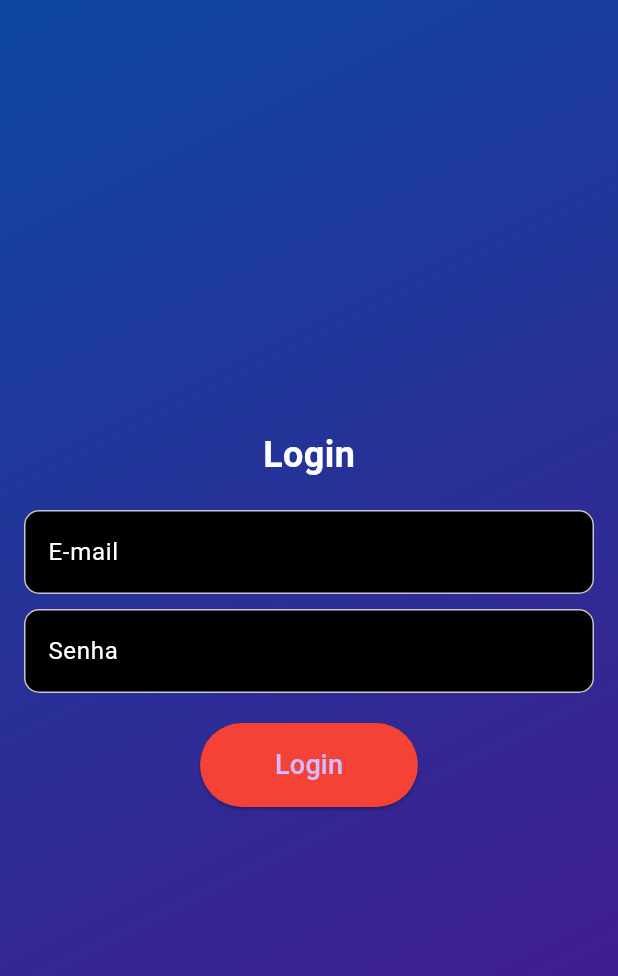
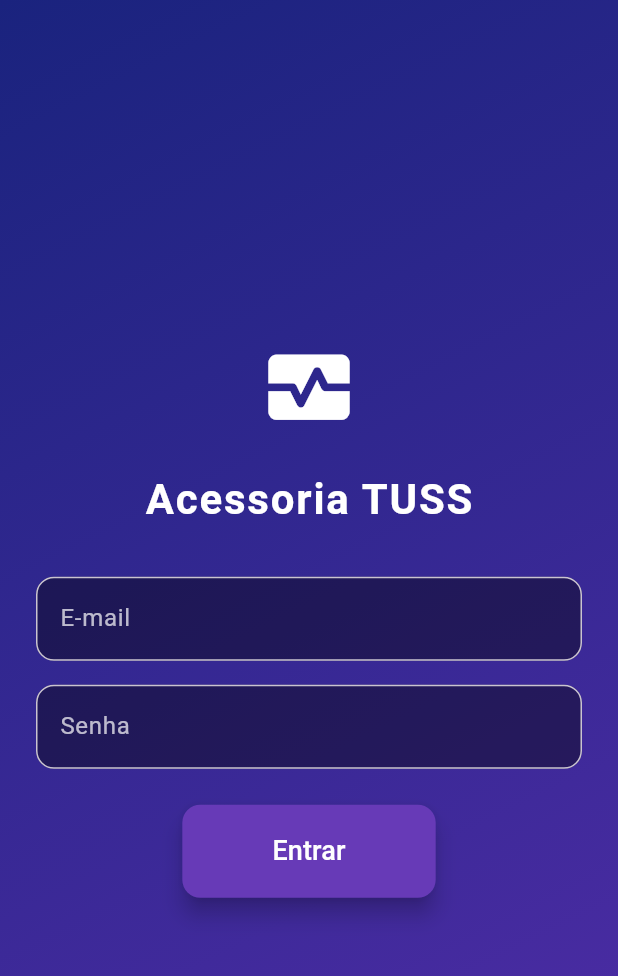
Before and after one commit to crisppi/mentoriaTuss, a Flutter app: the screen it shows after launch, on a phone screen of 412 x 824 dp. Shown: the top 976 px of the screen. Run offline on Flutter 3.47's test engine with Material 3 defaults, Android fonts, the light colour scheme and no system bars.

Commit message:
Atualiza tela de login com novo layout moderno

```diff
--- a/lib/main.dart
+++ b/lib/main.dart
@@ -1,6 +1,5 @@
 import 'package:flutter/material.dart';
 import 'dart:convert';
-import 'package:flutter/services.dart' show rootBundle;
 import 'package:http/http.dart' as http;
 
 void main() {
@@ -37,36 +36,20 @@ class _LoginScreenState extends State<LoginScreen> {
       );
       return;
     }
-    print("Enviando email=$email senha=$senha");
 
-    final url = Uri.parse('http://192.168.6.223/mentoriaTuss/login.php');
+    final url = Uri.parse('http://192.168.15.93/mentoriaPhp/login.php');
 
     try {
-      ScaffoldMessenger.of(context).showSnackBar(
-        SnackBar(content: Text("Conectando ao servidor...")),
-      );
-
       final response = await http.post(
-
         url,
-        body: {
-          'email': email,
-          'senha': senha,
-        },
+        headers: {'Content-Type': 'application/json'},
+        body: jsonEncode({'email': email, 'senha': senha}),
       );
 
       if (response.statusCode == 200) {
-        ScaffoldMessenger.of(context).showSnackBar(
-          SnackBar(content: Text("Conectado com o servidor.")),
-        );
-
         final data = jsonDecode(response.body);
 
         if (data['success'] == true) {
-          ScaffoldMessenger.of(context).showSnackBar(
-            SnackBar(content: Text("Conectado com o banco de dados.")),
-          );
-
           Navigator.push(
             context,
             MaterialPageRoute(builder: (context) => PesquisaTussScreen()),
@@ -89,7 +72,24 @@ class _LoginScreenState extends State<LoginScreen> {
     }
   }
 
-
+  Widget _buildTextField(TextEditingController controller, String label, bool isPassword) {
+    return TextField(
+      controller: controller,
+      obscureText: isPassword,
+      style: TextStyle(color: Colors.white),
+      decoration: InputDecoration(
+        labelText: label,
+        labelStyle: TextStyle(color: Colors.white70),
+        filled: true,
+        fillColor: Colors.black.withOpacity(0.4),
+        border: OutlineInputBorder(borderRadius: BorderRadius.circular(12)),
+        focusedBorder: OutlineInputBorder(
+          borderRadius: BorderRadius.circular(12),
+          borderSide: BorderSide(color: Colors.white),
+        ),
+      ),
+    );
+  }
 
   @override
   Widget build(BuildContext context) {
@@ -97,54 +97,44 @@ class _LoginScreenState extends State<LoginScreen> {
       body: Container(
         decoration: BoxDecoration(
           gradient: LinearGradient(
-            colors: [Colors.blue.shade900, Colors.purple.shade900],
+            colors: [Colors.indigo.shade900, Colors.deepPurple.shade700],
             begin: Alignment.topLeft,
             end: Alignment.bottomRight,
           ),
         ),
         child: Center(
-          child: Padding(
-            padding: const EdgeInsets.all(16.0),
+          child: SingleChildScrollView(
+            padding: EdgeInsets.all(24),
             child: Column(
               mainAxisAlignment: MainAxisAlignment.center,
               children: [
+                Icon(Icons.monitor_heart , size: 65, color: Colors.white),
+                SizedBox(height: 22),
                 Text(
-                  "Login",
-                  style: TextStyle(fontSize: 24, fontWeight: FontWeight.bold, color: Colors.white),
+                  "Acessoria TUSS",
+                  style: TextStyle(
+                    fontSize: 28,
+                    fontWeight: FontWeight.bold,
+                    color: Colors.white,
+                    letterSpacing: 1.2,
+                  ),
                 ),
-                SizedBox(height: 20),
-                TextField(
-                  controller: emailController,
-                  decoration: InputDecoration(
-                    labelText: "E-mail",
-                    labelStyle: TextStyle(color: Colors.white),
-                    filled: true,
-                    fillColor: Colors.black,
-                    border: OutlineInputBorder(borderRadius: BorderRadius.circular(10)),
-                  ),
-                  style: TextStyle(color: Colors.white),
-                ),
-                SizedBox(height: 10),
-                TextField(
-                  controller: senhaController,
-                  obscureText: true,
-                  decoration: InputDecoration(
-                    labelText: "Senha",
-                    labelStyle: TextStyle(color: Colors.white),
-                    filled: true,
-                    fillColor: Colors.black,
-                    border: OutlineInputBorder(borderRadius: BorderRadius.circular(10)),
-                  ),
-                  style: TextStyle(color: Colors.white),
-                ),
-                SizedBox(height: 20),
+                SizedBox(height: 32),
+                _buildTextField(emailController, "E-mail", false),
+                SizedBox(height: 16),
+                _buildTextField(senhaController, "Senha", true),
+                SizedBox(height: 24),
                 ElevatedButton(
                   onPressed: _login,
                   style: ElevatedButton.styleFrom(
-                    backgroundColor: Colors.red,
-                    padding: EdgeInsets.symmetric(horizontal: 50, vertical: 15),
+                    padding: EdgeInsets.symmetric(horizontal: 60, vertical: 18),
+                    backgroundColor: Colors.deepPurple,
+                    shape: RoundedRectangleBorder(
+                      borderRadius: BorderRadius.circular(12),
+                    ),
+                    elevation: 6,
                   ),
-                  child: Text("Login", style: TextStyle(fontSize: 18)),
+                  child: Text("Entrar", style: TextStyle(fontSize: 18, color: Colors.white)),
                 ),
               ],
             ),
@@ -154,7 +144,6 @@ class _LoginScreenState extends State<LoginScreen> {
     );
   }
 }
-
 class PesquisaTussScreen extends StatefulWidget {
   @override
   _PesquisaTussScreenState createState() => _PesquisaTussScreenState();
@@ -172,16 +161,24 @@ class _PesquisaTussScreenState extends State<PesquisaTussScreen> {
   }
 
   Future<void> carregarDados() async {
+    final url = Uri.parse('http://192.168.15.93/mentoriaPhp/get_procedimentos.php');
+
     try {
-      String jsonString = await rootBundle.loadString('assets/tabela_mentoria.json');
-      setState(() {
-        dados = json.decode(jsonString);
-        resultados = List.from(dados);
-      });
+      final response = await http.get(url);
+
+      if (response.statusCode == 200) {
+        setState(() {
+          dados = json.decode(response.body);
+          resultados = List.from(dados);
+        });
+      } else {
+        print("Erro ao buscar dados: ${response.statusCode}");
+      }
     } catch (e) {
-      print("Erro ao carregar o JSON: $e");
+      print("Erro ao carregar do servidor: $e");
     }
   }
+
 
   void filtrarPesquisa(String query) {
     setState(() {
--- a/pubspec.yaml
+++ b/pubspec.yaml
@@ -30,7 +30,7 @@ environment:
 dependencies:
   flutter:
     sdk: flutter
-  http: ^0.13.6
+  http: ^1.4.0
 
 
   # The following adds the Cupertino Icons font to your application.
```
Also changed, not shown: assets/tabela_mentoria.json (indentation only), pubspec.lock, 1 other file.
